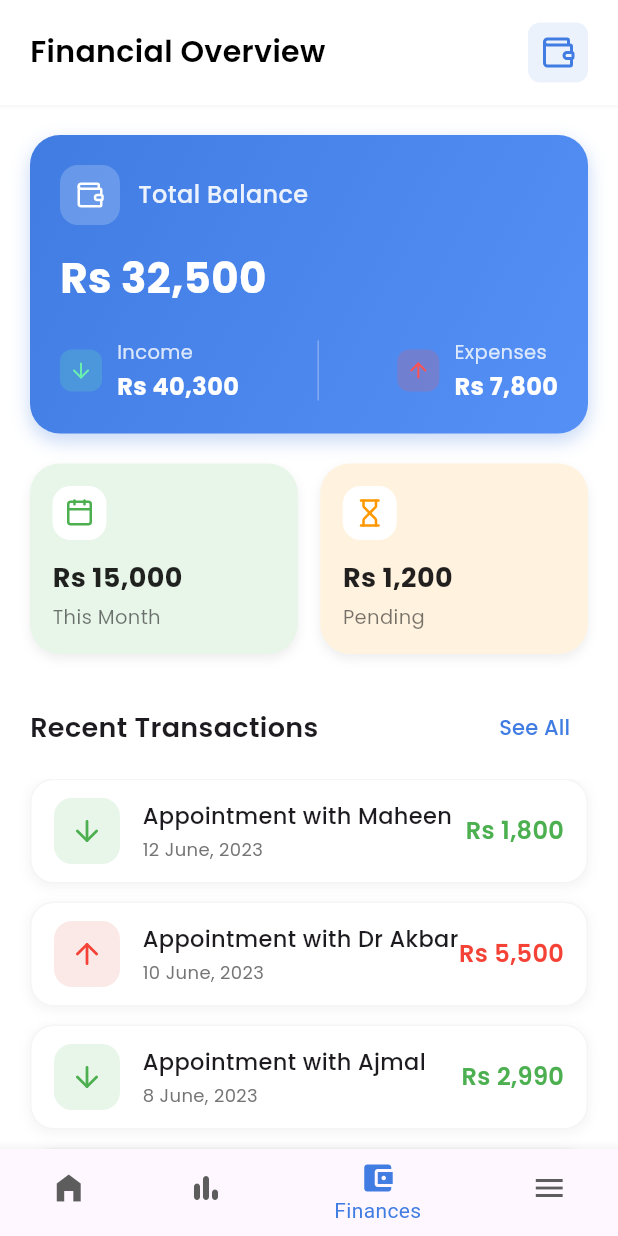
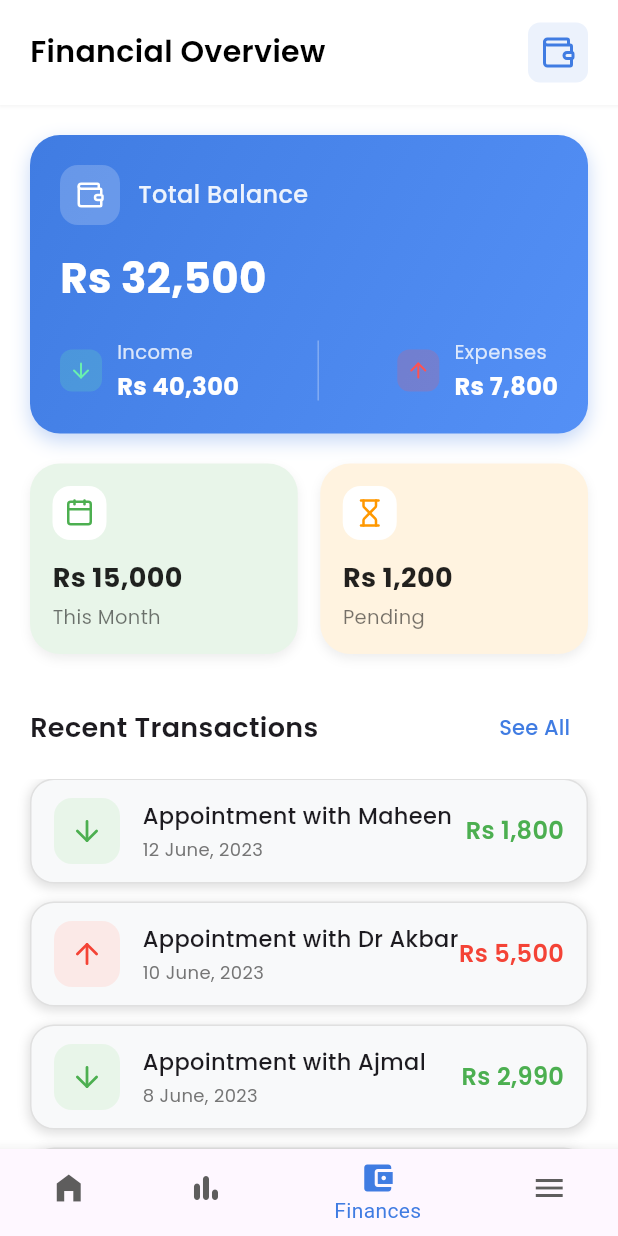
Before and after one commit to HaseebTariq45/healthcare-paid-project, a Flutter app: the screen it shows after launch, item 3 of the bottom bar chosen, on a phone screen of 412 x 824 dp. Run offline on Flutter 3.47's test engine with Material 3 defaults, Android fonts, the phone set to English and light mode, and no system bars; our stand-ins replace firebase_core, google_fonts, image_picker, lucide_icons_flutter, table_calendar; accounts and stored records are empty.

Commit message:
Modified Finances screen

```diff
--- a/lib/views/screens/dashboard/finances.dart
+++ b/lib/views/screens/dashboard/finances.dart
@@ -348,18 +348,18 @@ class FinancesScreen extends StatelessWidget {
       margin: EdgeInsets.only(bottom: 12),
       padding: EdgeInsets.symmetric(vertical: 12, horizontal: 15),
       decoration: BoxDecoration(
-        color: Colors.white,
+        color: Color(0xFFF8F9FA),
         borderRadius: BorderRadius.circular(16),
         boxShadow: [
           BoxShadow(
-            color: Colors.grey.shade100,
+            color: Colors.grey.shade300,
             blurRadius: 5,
             spreadRadius: 1,
             offset: Offset(0, 2),
           ),
         ],
         border: Border.all(
-          color: Colors.grey.shade100,
+          color: Colors.grey.shade300,
           width: 1,
         ),
       ),
```
